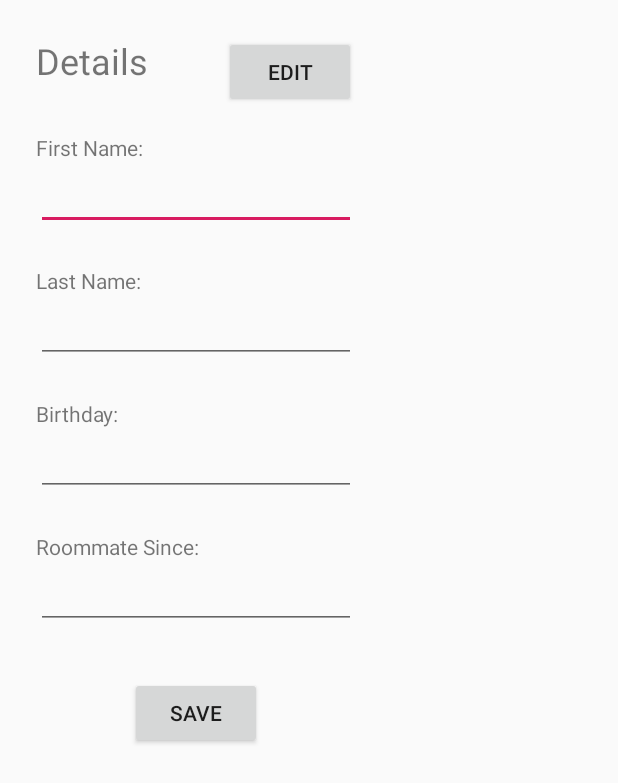
After one commit to sw20-tug/MA-Afternoon-1, an Android app: the layout fragment_roommates_detail.xml on its own in the app's theme, with its tools: preview values and no code run, on a phone screen of 412 x 824 dp. The commit adds this screen. Shown: the top 783 px of the screen. Run offline under Robolectric (Android 15) with nearby library versions, the phone set to English and light mode, and no system bars.

Commit message:
FLAT_008 Roommates UI [KC, GG]

```diff
--- /dev/null
+++ b/app/src/main/res/layout/fragment_roommates_detail.xml
@@ -0,0 +1,143 @@
+<?xml version="1.0" encoding="utf-8"?>
+<androidx.constraintlayout.widget.ConstraintLayout xmlns:android="http://schemas.android.com/apk/res/android"
+    xmlns:app="http://schemas.android.com/apk/res-auto"
+    xmlns:tools="http://schemas.android.com/tools"
+    android:layout_width="wrap_content"
+    android:layout_height="match_parent">
+
+    <TextView
+        android:id="@+id/text_roommates_detail_title"
+        android:layout_width="wrap_content"
+        android:layout_height="wrap_content"
+        android:layout_marginStart="24dp"
+        android:layout_marginLeft="24dp"
+        android:layout_marginTop="24dp"
+        android:text="@string/roommates_detail_title"
+        android:textSize="24sp"
+        app:layout_constraintStart_toStartOf="parent"
+        app:layout_constraintTop_toTopOf="parent" />
+
+    <Button
+        android:id="@+id/button_rommates_detail_edit"
+        android:layout_width="wrap_content"
+        android:layout_height="wrap_content"
+        android:layout_marginTop="24dp"
+        android:layout_marginEnd="24dp"
+        android:layout_marginRight="24dp"
+        android:text="@string/roommates_detail_edit"
+        app:layout_constraintEnd_toEndOf="parent"
+        app:layout_constraintTop_toTopOf="parent" />
+
+    <TextView
+        android:id="@+id/text_rommates_detail_first_name"
+        android:layout_width="wrap_content"
+        android:layout_height="wrap_content"
+        android:layout_marginStart="24dp"
+        android:layout_marginLeft="24dp"
+        android:layout_marginTop="32dp"
+        android:text="@string/roommates_detail_first_name"
+        app:layout_constraintStart_toStartOf="parent"
+        app:layout_constraintTop_toBottomOf="@+id/text_roommates_detail_title" />
+
+    <EditText
+        android:id="@+id/input_rommates_detail_first_name"
+        android:layout_width="wrap_content"
+        android:layout_height="wrap_content"
+        android:layout_marginStart="24dp"
+        android:layout_marginLeft="24dp"
+        android:layout_marginEnd="24dp"
+        android:layout_marginRight="24dp"
+        android:ems="10"
+        android:inputType="textPersonName"
+        app:layout_constraintEnd_toEndOf="parent"
+        app:layout_constraintStart_toStartOf="parent"
+        app:layout_constraintTop_toBottomOf="@+id/text_rommates_detail_first_name" />
+
+    <TextView
+        android:id="@+id/text_rommates_detail_last_name"
+        android:layout_width="wrap_content"
+        android:layout_height="wrap_content"
+        android:layout_marginStart="24dp"
+        android:layout_marginLeft="24dp"
+        android:layout_marginTop="24dp"
+        android:text="@string/roommates_detail_last_name"
+        app:layout_constraintStart_toStartOf="parent"
+        app:layout_constraintTop_toBottomOf="@+id/input_rommates_detail_first_name" />
+
+    <EditText
+        android:id="@+id/input_rommates_detail_last_name"
+        android:layout_width="wrap_content"
+        android:layout_height="wrap_content"
+        android:layout_marginStart="24dp"
+        android:layout_marginLeft="24dp"
+        android:layout_marginEnd="24dp"
+        android:layout_marginRight="24dp"
+        android:ems="10"
+        android:inputType="textPersonName"
+        app:layout_constraintEnd_toEndOf="parent"
+        app:layout_constraintStart_toStartOf="parent"
+        app:layout_constraintTop_toBottomOf="@+id/text_rommates_detail_last_name" />
+
+    <TextView
+        android:id="@+id/text_rommates_detail_birthday"
+        android:layout_width="wrap_content"
+        android:layout_height="wrap_content"
+        android:layout_marginStart="24dp"
+        android:layout_marginLeft="24dp"
+        android:layout_marginTop="24dp"
+        android:text="@string/roommates_detail_birthday"
+        app:layout_constraintStart_toStartOf="parent"
+        app:layout_constraintTop_toBottomOf="@+id/input_rommates_detail_last_name" />
+
+    <EditText
+        android:id="@+id/input_rommates_detail_birthday"
+        android:layout_width="wrap_content"
+        android:layout_height="wrap_content"
+        android:layout_marginStart="24dp"
+        android:layout_marginLeft="24dp"
+        android:layout_marginEnd="24dp"
+        android:layout_marginRight="24dp"
+        android:ems="10"
+        android:inputType="date"
+        app:layout_constraintEnd_toEndOf="parent"
+        app:layout_constraintStart_toStartOf="parent"
+        app:layout_constraintTop_toBottomOf="@+id/text_rommates_detail_birthday"
+        tools:text="@tools:sample/date/ddmmyy" />
+
+    <TextView
+        android:id="@+id/text_rommates_detail_roommates_since"
+        android:layout_width="wrap_content"
+        android:layout_height="wrap_content"
+        android:layout_marginStart="24dp"
+        android:layout_marginLeft="24dp"
+        android:layout_marginTop="24dp"
+        android:text="@string/roommates_detail_roommate_since"
+        app:layout_constraintStart_toStartOf="parent"
+        app:layout_constraintTop_toBottomOf="@+id/input_rommates_detail_birthday" />
+
+    <EditText
+        android:id="@+id/input_rommates_detail_roommates_since"
+        android:layout_width="wrap_content"
+        android:layout_height="wrap_content"
+        android:layout_marginStart="24dp"
+        android:layout_marginLeft="24dp"
+        android:layout_marginEnd="24dp"
+        android:layout_marginRight="24dp"
+        android:ems="10"
+        android:inputType="date"
+        app:layout_constraintEnd_toEndOf="parent"
+        app:layout_constraintStart_toStartOf="parent"
+        app:layout_constraintTop_toBottomOf="@+id/text_rommates_detail_roommates_since"
+        tools:text="@tools:sample/date/mmddyy" />
+
+    <Button
+        android:id="@+id/btn_rommates_detail_save"
+        android:layout_width="wrap_content"
+        android:layout_height="wrap_content"
+        android:layout_marginTop="32dp"
+        android:text="@string/roommates_detail_save"
+        app:layout_constraintEnd_toEndOf="parent"
+        app:layout_constraintStart_toStartOf="parent"
+        app:layout_constraintTop_toBottomOf="@+id/input_rommates_detail_roommates_since" />
+
+</androidx.constraintlayout.widget.ConstraintLayout>
--- a/app/src/main/res/values/strings.xml
+++ b/app/src/main/res/values/strings.xml
@@ -1,5 +1,20 @@
 <resources>
+    <!--  General  -->
     <string name="app_name">FlatShareApp</string>
     <string name="street_name">Street name</string>
     <string name="fill_out_data_about_your_flat">Fill out data about your FLAT</string>
+
+    <!--  Activity Roommates  -->
+    <string name="roommates_title">Roommates</string>
+    <string name="roommates_add">+</string>
+    <string name="roommates_placeholder">Test Name</string>
+
+    <!--  Fragment Roommates Detail  -->
+    <string name="roommates_detail_title">Details</string>
+    <string name="roommates_detail_first_name">First Name:</string>
+    <string name="roommates_detail_last_name">Last Name:</string>
+    <string name="roommates_detail_birthday">Birthday:</string>
+    <string name="roommates_detail_roommate_since">Roommate Since:</string>
+    <string name="roommates_detail_edit">Edit</string>
+    <string name="roommates_detail_save">Save</string>
 </resources>
```
Also changed, not shown: app/src/main/res/layout/activity_roommates.xml (added, +71 -0 lines).
